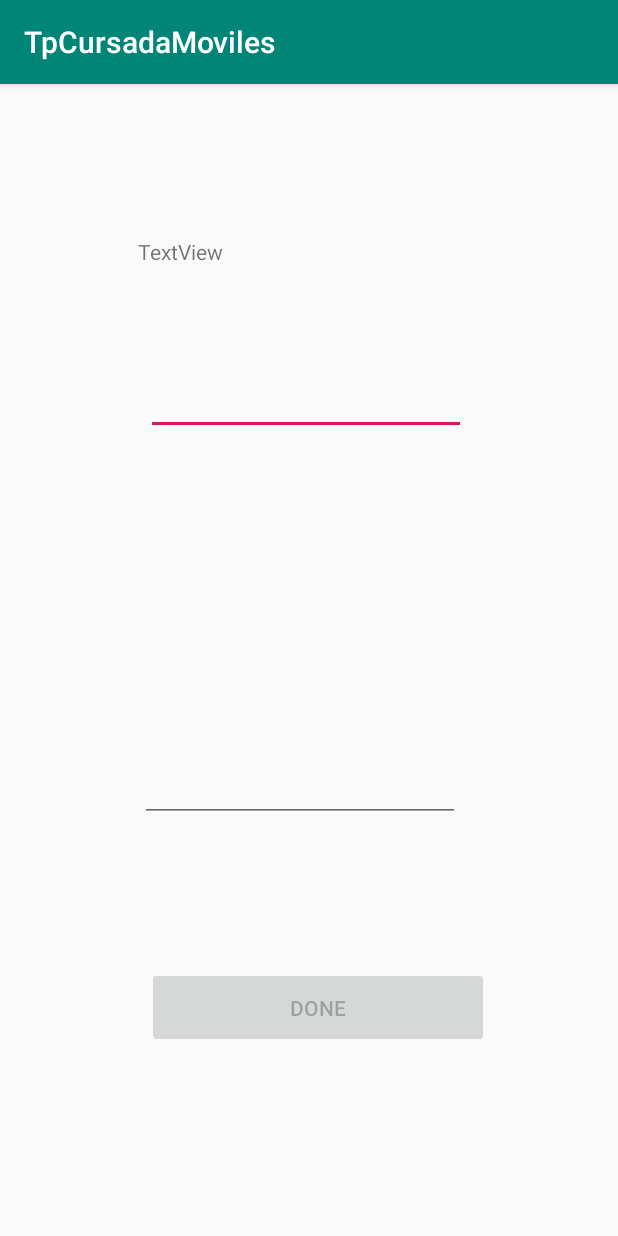
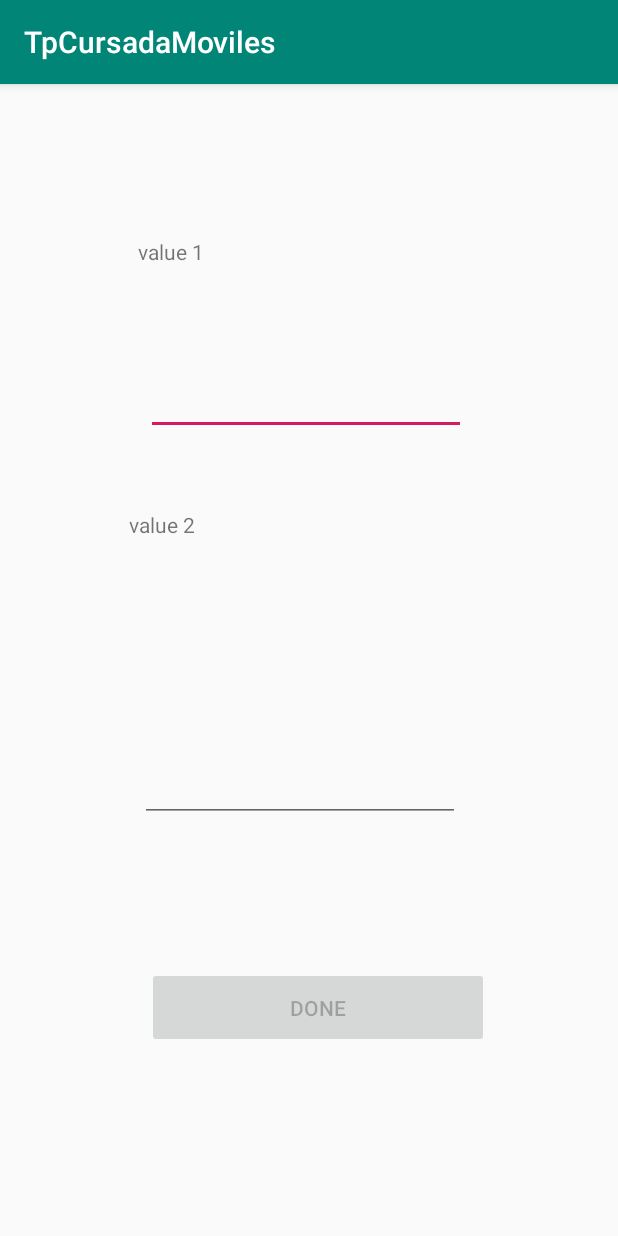
Before and after one commit to juanstampone/TpCursadaMoviles, an Android app: the Calculo screen opened directly, with no data from a screen before it, on a phone screen of 412 x 824 dp. Run offline under Robolectric (Android 15) with nearby library versions, the phone set to English and light mode, and no system bars.

```diff
--- a/app/src/main/res/layout/activity_calculo.xml
+++ b/app/src/main/res/layout/activity_calculo.xml
@@ -14,7 +14,7 @@
         android:layout_marginTop="70dp"
         android:layout_marginEnd="100dp"
         android:layout_marginBottom="594dp"
-        android:text="TextView"
+        android:text="@string/val1"
         app:layout_constraintBottom_toBottomOf="parent"
         app:layout_constraintEnd_toEndOf="parent"
         app:layout_constraintStart_toStartOf="parent"
@@ -29,7 +29,9 @@
         android:layout_marginEnd="101dp"
         android:layout_marginBottom="525dp"
         android:ems="10"
-        android:inputType="numberDecimal"
+        android:inputType="number|numberSigned"
+        android:singleLine="true"
+        android:imeOptions="actionNext"
         android:onClick="mostrarBotonTerminar"
         app:layout_constraintBottom_toBottomOf="parent"
         app:layout_constraintEnd_toEndOf="parent"
@@ -44,7 +46,7 @@
         android:layout_marginTop="75dp"
         android:layout_marginEnd="96dp"
         android:layout_marginBottom="58dp"
-        android:text=" "
+        android:text="@string/val2"
         app:layout_constraintBottom_toTopOf="@+id/buttonValor2"
         app:layout_constraintEnd_toEndOf="parent"
         app:layout_constraintStart_toStartOf="parent"
@@ -72,7 +74,9 @@
         android:layout_marginTop="57dp"
         android:layout_marginBottom="122dp"
         android:ems="10"
-        android:inputType="numberDecimal"
+        android:inputType="number|numberSigned"
+        android:singleLine="true"
+        android:imeOptions="actionDone"
         android:onClick="mostrarBotonTerminar"
         app:layout_constraintBottom_toTopOf="@+id/buttonDone"
         app:layout_constraintStart_toStartOf="parent"
--- a/app/src/main/res/values/strings.xml
+++ b/app/src/main/res/values/strings.xml
@@ -8,4 +8,6 @@
     <string name="textResultado">Resultado:</string>
     <string name="buttonDone">DONE</string>
     <string name="buttonValor2" />
+    <string name="val1">value 1</string>
+    <string name="val2">value 2</string>
 </resources>
--- a/build.gradle
+++ b/build.gradle
@@ -7,7 +7,7 @@ buildscript {
 
     }
     dependencies {
-        classpath 'com.android.tools.build:gradle:3.5.0'
+        classpath 'com.android.tools.build:gradle:3.5.1'
 
         // NOTE: Do not place your application dependencies here; they belong
         // in the individual module build.gradle files
```
Also changed, not shown: app/src/main/java/com/example/tpcursadamoviles/Calculo.java (+21 -5 lines), app/src/main/java/com/example/tpcursadamoviles/SegundaEntrega.java (+5 -3 lines).
